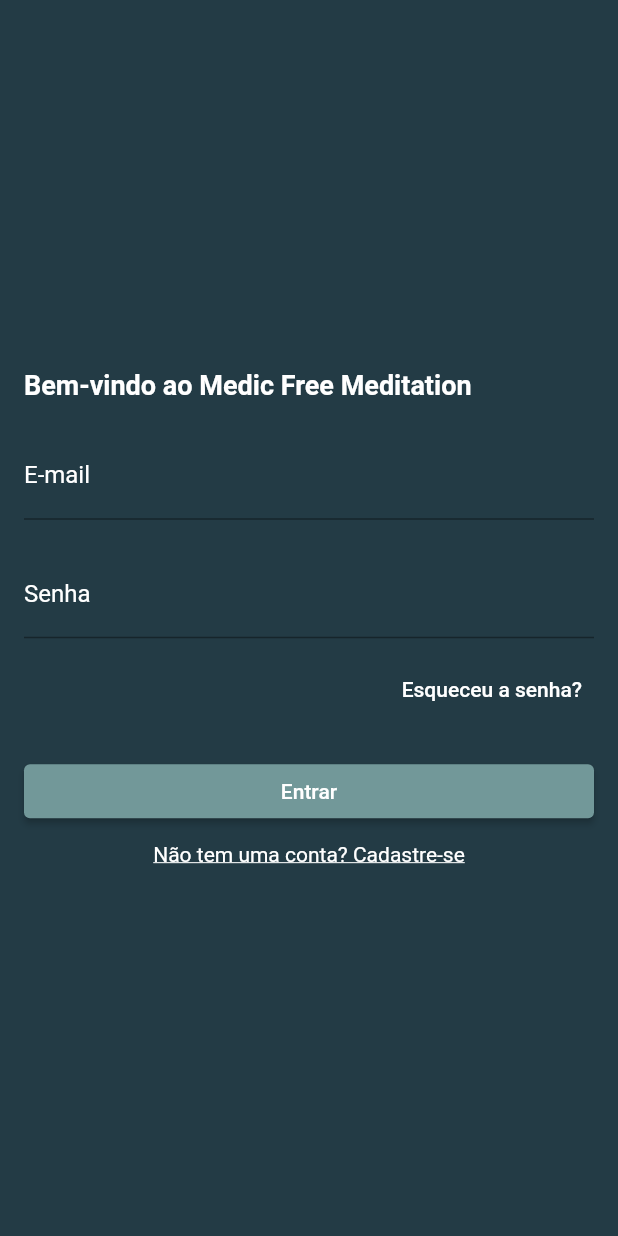
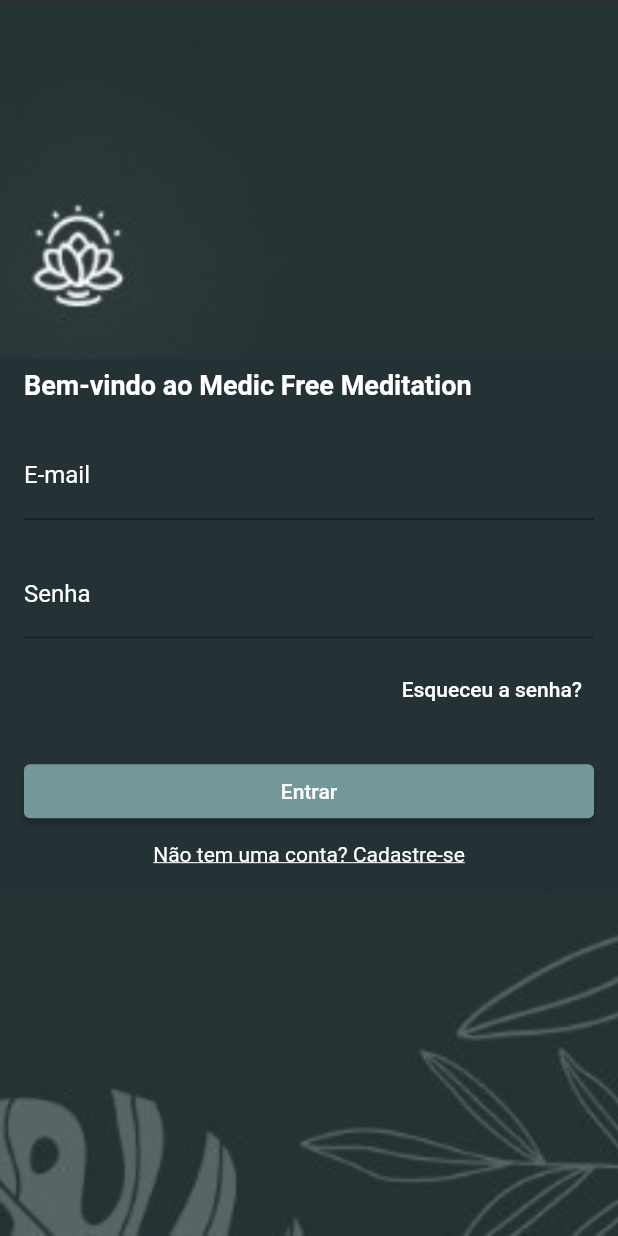
Before and after one commit to cessartoledo/medic_meditation02, a Flutter app: the screen it shows after launch, on a phone screen of 412 x 824 dp. Run offline on Flutter 3.47's test engine with Material 2 defaults, Android fonts, the light colour scheme and no system bars.

Commit message:
alteracoes tela imagem de fundo

```diff
--- a/medic_meditation/lib/pg_login.dart
+++ b/medic_meditation/lib/pg_login.dart
@@ -15,8 +15,15 @@ class LoginScreen extends StatelessWidget {
   @override
    Widget build(BuildContext context) {
     return Scaffold(
-      backgroundColor: Color(0xFF233B45), // Cor de fundo #233B45
-      body: Center(
+      body: Container(
+        decoration: BoxDecoration(
+          image: DecorationImage(
+            image: AssetImage('assets/imagens/fundo01.png'), // Substitua pelo caminho correto da sua imagem
+            fit: BoxFit.cover,
+          ),
+        ),
+        child: Center(
+          child: SingleChildScrollView(
             child: Column(
               mainAxisAlignment: MainAxisAlignment.center,
               crossAxisAlignment: CrossAxisAlignment.stretch,
@@ -96,13 +103,14 @@ class LoginScreen extends StatelessWidget {
                           ),
                         ),
                       ),
-
                     ],
                   ),
                 ),
               ],
             ),
           ),
+        ),
+      ),
     );
   }
 }
```
Also changed, not shown: medic_meditation/assets/imagens/fundo01.png (added), medic_meditation/assets/imagens/tr.jpg (added). Lines whose indentation alone changed are shown as unchanged.
